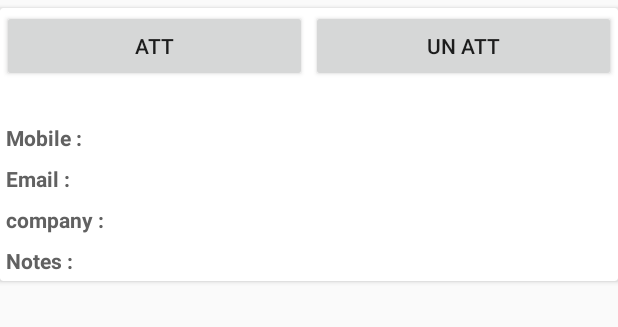
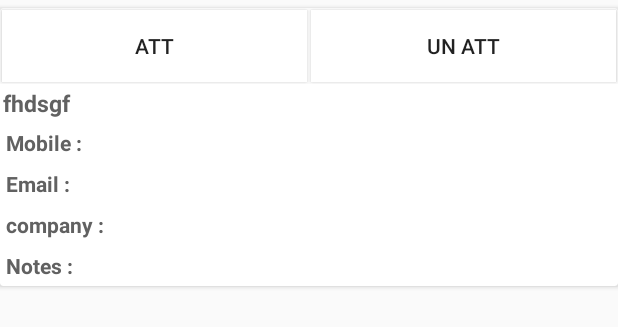
Before and after one commit to bossvellore/rimpa, an Android app: the layout adapter_attendee_item.xml on its own in the app's theme, with its tools: preview values and no code run, on a phone screen of 412 x 824 dp. Shown: the top 327 px of the screen. Run offline under Robolectric (Android 15) with nearby library versions, the phone set to English and light mode, and no system bars.

Commit message:
Merge branch 'master' of https://github.com/bossvellore/rimpa
# Conflicts:
#	app.iml
#	src/main/java/com/dsa/rimpark/MainActivity.java

```diff
--- a/src/main/java/com/dsa/rimpark/EventsListAdapter.java
+++ b/src/main/java/com/dsa/rimpark/EventsListAdapter.java
@@ -69,8 +69,6 @@ public class EventsListAdapter extends BaseAdapter {
 
         EventModel event = items.get(position).getValue(EventModel.class);
         titleTV.setText(items.get(position).getValue(EventModel.class).getTitle());
-        TextView statusTV = (TextView) view.findViewById(R.id.statusTV);
-        statusTV.setText(event.getStatus());
 
         CardView cardViewList = (CardView) view.findViewById(R.id.eventItemCard);
         switch (event.getStatus())
--- a/src/main/res/layout/adapter_attendee_item.xml
+++ b/src/main/res/layout/adapter_attendee_item.xml
@@ -26,6 +26,7 @@
                 android:layout_margin="1dp"
                 android:layout_weight="1"
                 android:text="Att"
+                android:background="#FFFFFF"
                 />
 
             <Button
@@ -34,6 +35,7 @@
                 android:layout_height="wrap_content"
                 android:layout_margin="1dp"
                 android:layout_weight="1"
+                android:background="#FFFFFF"
                 android:text="Un Att" />
             </LinearLayout>
             <LinearLayout
@@ -48,10 +50,12 @@
                     android:layout_height="wrap_content"
                     android:layout_column="0"
                     android:textColor="@color/colorCardTextBox"
-                    android:layout_margin="1dp"
+                    android:layout_margin="2dp"
                     android:layout_row="0"
+                    android:textSize="15dp"
                     android:layout_weight="1"
-                    android:textStyle="bold" />
+                    android:textStyle="bold"
+                    android:text="fhdsgf"/>
 
                 <TextView
                     android:id="@+id/statusTV"
```
Also changed, not shown: src/main/java/com/dsa/rimpark/AttendeeListAdapter.java (+6 -11 lines), src/main/java/com/dsa/rimpark/SignupActivity.java (+17 -0 lines), src/main/res/layout/activity_signup.xml (+21 -2 lines), src/main/res/layout/adapter_event_item.xml (+2 -12 lines), src/main/res/mipmap-xxxhdpi/indexImage.png (added), 1 other file.
